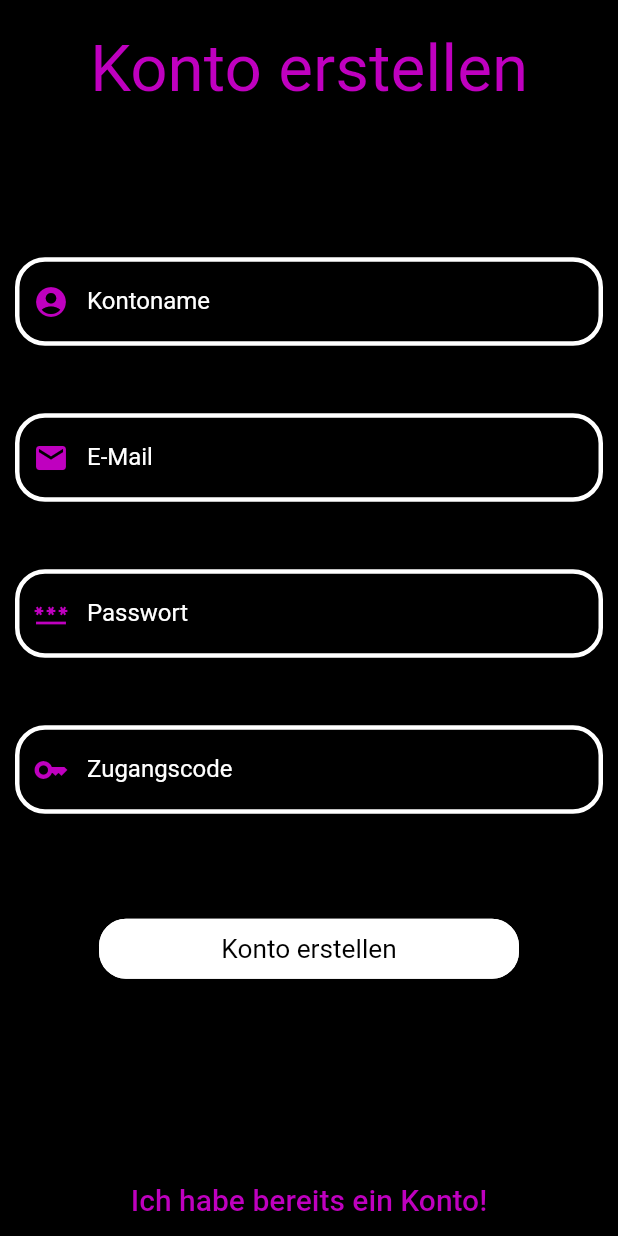
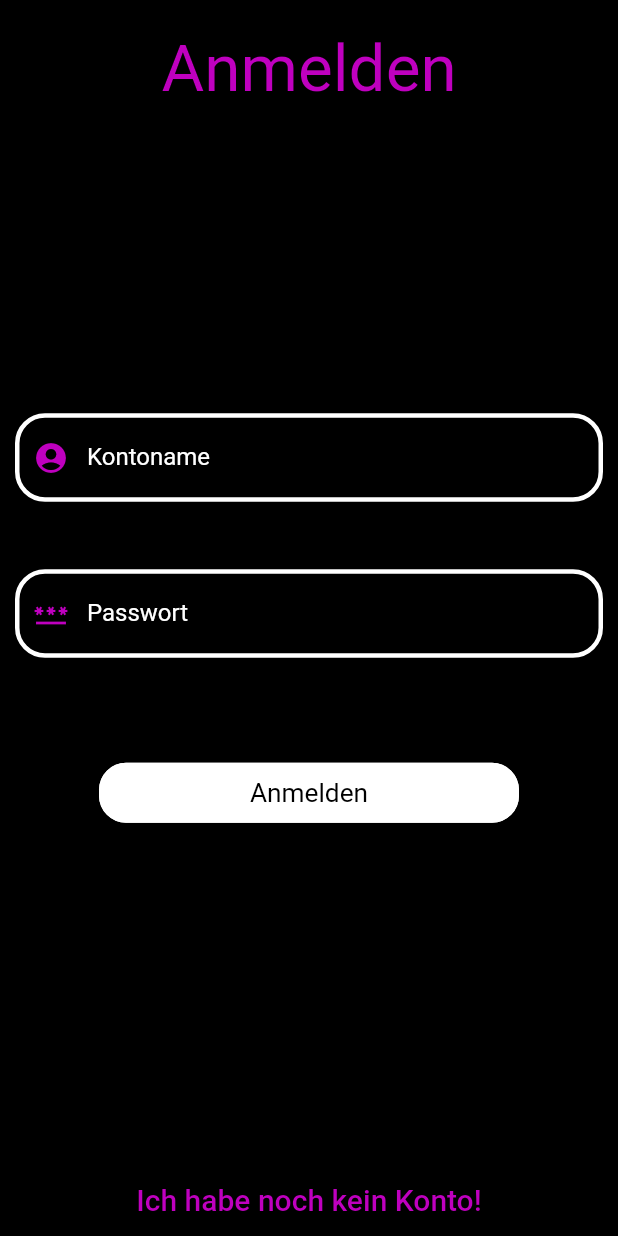
Before and after one commit to MagDeg/friendster_app, a Flutter app: the NewAccountPage screen opened directly, after a tap on "Ich habe bereits ein Konto!", on a phone screen of 412 x 824 dp. Run offline on Flutter 3.47's test engine with Material 2 defaults, Android fonts, the phone set to English and light mode, and no system bars; our stand-ins replace firebase_auth, firebase_core; accounts and stored records are empty.

Commit message:
adding login_page.dart

```diff
--- /dev/null
+++ b/lib/authentication/login_page.dart
@@ -0,0 +1,128 @@
+import 'package:flutter/material.dart';
+import 'package:friendster_app/authentication/new_account_page.dart';
+
+class LoginPage extends StatefulWidget {
+  const LoginPage({Key? key}) : super(key: key);
+
+  @override
+  State<LoginPage> createState() => _LoginPageState();
+}
+
+class _LoginPageState extends State<LoginPage> {
+  final nameController = TextEditingController();
+  final pinController = TextEditingController();
+
+  @override
+  Widget build(BuildContext context) {
+    return Scaffold(
+      body: SafeArea(
+        child: Container(
+          color: Colors.black,
+          child: Stack(
+            children: [
+              Column(
+                children: const [
+                  SizedBox(height: 20),
+                  Center(child: SizedBox(height: 50, child: FittedBox( fit: BoxFit.contain, child: Text('Anmelden', style: TextStyle(color: Color.fromRGBO(191, 0, 191, 1)),),),)),
+                ],
+              ),
+              const SizedBox(height: 70),
+              Column(
+                crossAxisAlignment: CrossAxisAlignment.center,
+                mainAxisAlignment: MainAxisAlignment.center,
+                children: [
+                  Container(
+                    padding: const EdgeInsets.all(10.0),
+                    child: TextField(
+                      textInputAction: TextInputAction.next,
+                      style: const TextStyle(color: Colors.white),
+                      cursorColor: Colors.white,
+                      controller: nameController,
+                      decoration: InputDecoration(
+                        focusColor: Colors.white,
+                        fillColor: Colors.white,
+                        iconColor: Colors.white,
+                        focusedBorder: OutlineInputBorder(
+                          borderSide: const BorderSide(color: Colors.white, width: 3.0),
+                          borderRadius: BorderRadius.circular(20.0),
+                        ),
+                        enabledBorder: OutlineInputBorder(
+                          borderSide: const BorderSide(color: Colors.white, width: 3.0),
+                          borderRadius: BorderRadius.circular(20.0),
+                        ),
+                        labelText: "Kontoname",
+                        labelStyle: const TextStyle(color: Colors.white),
+                        prefixIcon: const Icon(Icons.account_circle, color: Color.fromRGBO(191, 0, 191, 1)),
+                      ),
+                    ),
+                  ),
+                  const SizedBox(height: 25.0),
+                  Container(
+                    padding: const EdgeInsets.all(10.0),
+                    child: TextField(
+                      obscureText: true,
+                      textInputAction: TextInputAction.next,
+                      style: const TextStyle(color: Colors.white),
+                      cursorColor: Colors.white,
+                      controller: pinController,
+                      decoration: InputDecoration(
+                        focusColor: Colors.white,
+                        fillColor: Colors.white,
+                        iconColor: Colors.white,
+                        focusedBorder: OutlineInputBorder(
+                          borderSide: const BorderSide(color: Colors.white, width: 3.0),
+                          borderRadius: BorderRadius.circular(20.0),
+                        ),
+                        enabledBorder: OutlineInputBorder(
+                          borderSide: const BorderSide(color: Colors.white, width: 3.0),
+                          borderRadius: BorderRadius.circular(20.0),
+                        ),
+                        labelText: "Passwort",
+                        labelStyle: const TextStyle(color: Colors.white),
+                        prefixIcon: const Icon(Icons.password, color: Color.fromRGBO(191, 0, 191, 1)),
+                      ),
+                    ),
+                  ),
+                  const SizedBox(height: 50.0),
+                  Align(
+                    alignment: Alignment.center,
+                    child: Container(
+                      height: 60.0,
+                      width: 300,
+                      padding: const EdgeInsets.all(10.0),
+                      child: RawMaterialButton(
+                          fillColor: Colors.white,
+                          shape: RoundedRectangleBorder(
+                              borderRadius: BorderRadius.circular(18.0),
+                              side: const BorderSide(color: Colors.white)
+                          ),
+                          onPressed: () {
+                            Navigator.push(context, MaterialPageRoute(builder: (context) => const LoginPage()));
+                          },
+                          child: const Padding(
+                            padding: EdgeInsets.all(10.0),
+                            child: SizedBox(
+                                height: 60.0,
+                                width: 130,
+                                child: FittedBox(fit: BoxFit.contain, child: Text('Anmelden', style: TextStyle(color: Colors.black,)))),
+                          )),
+                    ),
+                  ),
+                ],
+              ),
+              Align(
+                alignment: Alignment.bottomCenter,
+                child: TextButton(
+                  onPressed: () {
+                    Navigator.push(context, MaterialPageRoute(builder: (context) => const NewAccountPage()));
+                  },
+                  child: const Text("Ich habe noch kein Konto!", style: TextStyle(color: Color.fromRGBO(191, 0, 191, 1), fontSize: 20.0)),
+                ),
+              )
+            ],
+          ),
+        ),
+      ),
+    );
+  }
+}
--- a/lib/authentication/new_account_page.dart
+++ b/lib/authentication/new_account_page.dart
@@ -1,4 +1,5 @@
 import 'package:flutter/material.dart';
+import 'package:friendster_app/authentication/login_page.dart';
 
 class NewAccountPage extends StatefulWidget {
   const NewAccountPage({Key? key}) : super(key: key);
@@ -11,11 +12,13 @@ class _NewAccountPageState extends State<NewAccountPage> {
   final nameController = TextEditingController();
   final mailController = TextEditingController();
   final pinController = TextEditingController();
+  final pinControllerSave = TextEditingController();
   final codeController = TextEditingController();
 
   @override
   Widget build(BuildContext context) {
     return Scaffold(
+      resizeToAvoidBottomInset: false,
       body: SafeArea(
         child: Container(
           color: Colors.black,
@@ -35,6 +38,7 @@ class _NewAccountPageState extends State<NewAccountPage> {
                   Container(
                     padding: const EdgeInsets.all(10.0),
                     child: TextField(
+                      textInputAction: TextInputAction.next,
                       style: const TextStyle(color: Colors.white),
                       cursorColor: Colors.white,
                       controller: nameController,
@@ -60,6 +64,7 @@ class _NewAccountPageState extends State<NewAccountPage> {
                   Container(
                     padding: const EdgeInsets.all(10.0),
                     child: TextField(
+                      textInputAction: TextInputAction.next,
                       style: const TextStyle(color: Colors.white),
                       cursorColor: Colors.white,
                       controller: mailController,
@@ -85,6 +90,8 @@ class _NewAccountPageState extends State<NewAccountPage> {
                   Container(
                     padding: const EdgeInsets.all(10.0),
                     child: TextField(
+                      obscureText: true,
+                      textInputAction: TextInputAction.next,
                       style: const TextStyle(color: Colors.white),
                       cursorColor: Colors.white,
                       controller: pinController,
@@ -110,6 +117,34 @@ class _NewAccountPageState extends State<NewAccountPage> {
                   Container(
                     padding: const EdgeInsets.all(10.0),
                     child: TextField(
+                      obscureText: true,
+                      textInputAction: TextInputAction.next,
+                      style: const TextStyle(color: Colors.white),
+                      cursorColor: Colors.white,
+                      controller: pinControllerSave,
+                      decoration: InputDecoration(
+                        focusColor: Colors.white,
+                        fillColor: Colors.white,
+                        iconColor: Colors.white,
+                        focusedBorder: OutlineInputBorder(
+                          borderSide: const BorderSide(color: Colors.white, width: 3.0),
+                          borderRadius: BorderRadius.circular(20.0),
+                        ),
+                        enabledBorder: OutlineInputBorder(
+                          borderSide: const BorderSide(color: Colors.white, width: 3.0),
+                          borderRadius: BorderRadius.circular(20.0),
+                        ),
+                        labelText: "Passwort bestätigen",
+                        labelStyle: const TextStyle(color: Colors.white),
+                        prefixIcon: const Icon(Icons.password, color: Color.fromRGBO(191, 0, 191, 1)),
+                      ),
+                    ),
+                  ),
+                  const SizedBox(height: 25.0),
+                  Container(
+                    padding: const EdgeInsets.all(10.0),
+                    child: TextField(
+                      textInputAction: TextInputAction.done,
                       style: const TextStyle(color: Colors.white),
                       cursorColor: Colors.white,
                       controller: codeController,
@@ -161,7 +196,9 @@ class _NewAccountPageState extends State<NewAccountPage> {
               Align(
                 alignment: Alignment.bottomCenter,
                 child: TextButton(
-                  onPressed: () {},
+                  onPressed: () {
+                    Navigator.push(context, MaterialPageRoute(builder: (context) => const LoginPage()));
+                  },
                   child: const Text("Ich habe bereits ein Konto!", style: TextStyle(color: Color.fromRGBO(191, 0, 191, 1), fontSize: 20.0), ),
                 ),
               )
```
